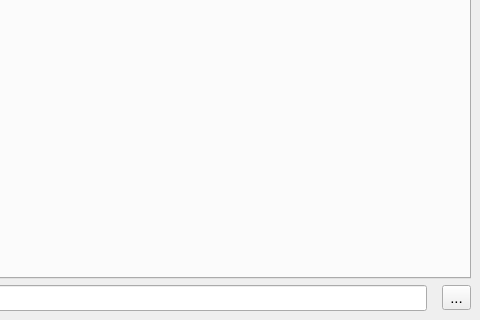
Old version of the form hallbench/gui/ui/hallbenchwindow.ui in the repository lnls-ima/hall-bench-control; both pictures show x 659 to 1139 and y 504 to 824 of the 1139 by 824 pixel window.
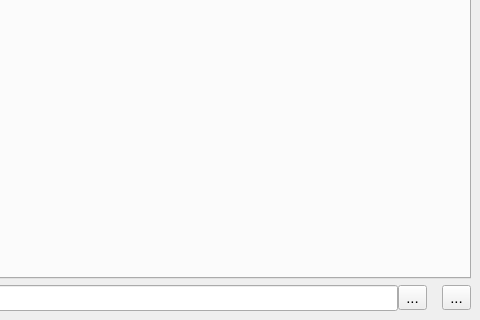
New version of the form. Icons and pictures are not drawn.

Commit message: Adding button to load a different database file.

```diff
--- a/hallbench/gui/ui/hallbenchwindow.ui
+++ b/hallbench/gui/ui/hallbenchwindow.ui
@@ -71,6 +71,23 @@
            </property>
           </widget>
          </item>
+         <item>
+          <widget class="QToolButton" name="database_btn">
+           <property name="text">
+            <string>...</string>
+           </property>
+           <property name="icon">
+            <iconset>
+             <normaloff>../../resources/img/database.png</normaloff>../../resources/img/database.png</iconset>
+           </property>
+           <property name="iconSize">
+            <size>
+             <width>24</width>
+             <height>24</height>
+            </size>
+           </property>
+          </widget>
+         </item>
         </layout>
        </widget>
       </item>
```
The commit also changes 1 other file.
